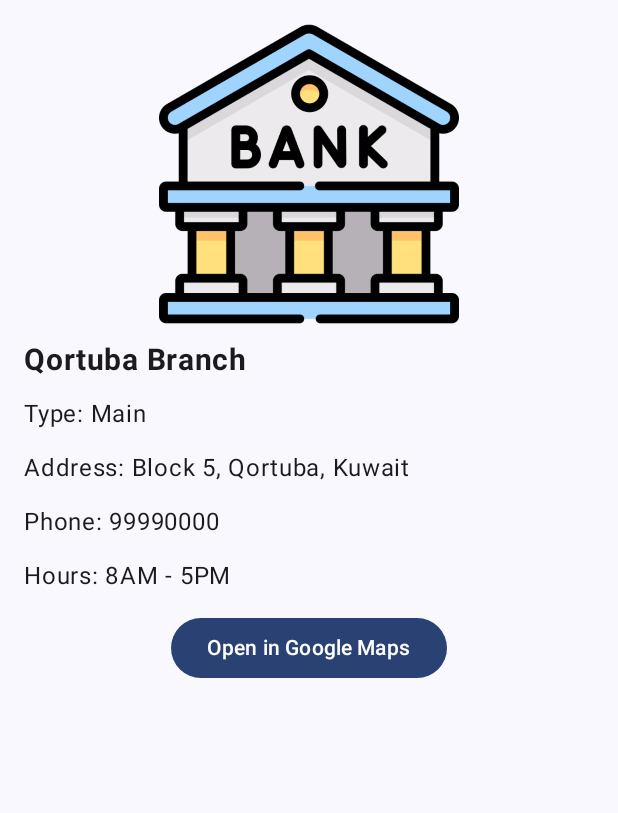
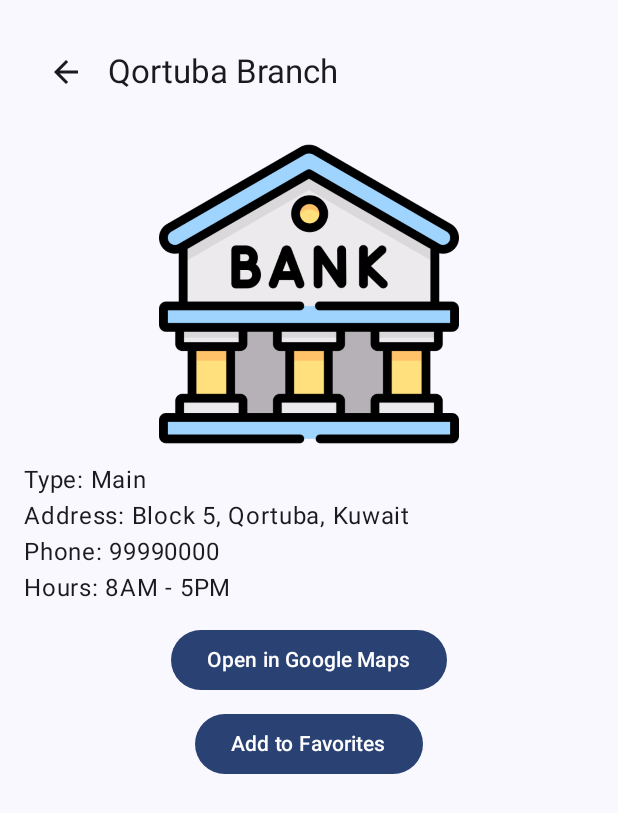
Before and after one commit to Njjoodd/MiniProject, an Android app built with Jetpack Compose: the screen it shows after launch (MainActivity), after a tap on "Qortuba Branch", on a phone screen of 412 x 824 dp. Shown: the top 813 px of the screen. Run offline under Robolectric (Android 15) with nearby library versions, the phone set to English and light mode, and no system bars.

Commit message:
As a User, When I press on a branch from the list I want to open the details of the branch AND As a user, I want to add one favorite branch

```diff
--- a/app/src/main/java/com/first/miniproject/MainActivity.kt
+++ b/app/src/main/java/com/first/miniproject/MainActivity.kt
@@ -1,6 +1,5 @@
 package com.first.miniproject
 
-import com.first.miniproject.ui.components.BranchesList
 import android.os.Bundle
 import androidx.activity.ComponentActivity
 import androidx.activity.compose.setContent
@@ -9,45 +8,26 @@ import androidx.compose.foundation.layout.fillMaxSize
 import androidx.compose.foundation.layout.padding
 import androidx.compose.material3.Scaffold
 import androidx.compose.ui.Modifier
-import com.first.miniproject.model.Branch
-import com.first.miniproject.model.BranchType
+import androidx.lifecycle.viewmodel.compose.viewModel
 import androidx.navigation.compose.NavHost
 import androidx.navigation.compose.composable
 import androidx.navigation.compose.rememberNavController
-import com.first.miniproject.ui.components.BranchCard
+import com.first.miniproject.model.Branch
+import com.first.miniproject.model.BranchType
+import com.first.miniproject.model.BranchViewModel
+import com.first.miniproject.ui.components.BranchesList
 import com.first.miniproject.ui.screens.BranchDetails
 import com.first.miniproject.ui.theme.MiniProjectTheme
-
 class MainActivity : ComponentActivity() {
     override fun onCreate(savedInstanceState: Bundle?) {
         super.onCreate(savedInstanceState)
         enableEdgeToEdge()
         setContent {
             MiniProjectTheme {
+                val viewModel: BranchViewModel = viewModel() // ✅ moved inside setContent
+                val navController = rememberNavController()
+
                 Scaffold(modifier = Modifier.fillMaxSize()) { innerPadding ->
-                    val dummyBranches = listOf(
-                        Branch(
-                            id = 1,
-                            name = "Qortuba Branch",
-                            type = BranchType.MAIN,
-                            address = "Block 5, Qortuba, Kuwait",
-                            phone = "99990000",
-                            hours = "8AM - 5PM",
-                            locationUrl = "https://maps.google.com"
-                        ),
-                        Branch(
-                            id = 2,
-                            name = "Bayan Branch",
-                            type = BranchType.ATM,
-                            address = "Block 2, Bayan",
-                            phone = "99900000",
-                            hours = "Open 24/7",
-                            locationUrl = "https://maps.google.com"
-                        )
-                    )
-
-                    val navController = rememberNavController()
-
                     NavHost(
                         navController = navController,
                         startDestination = "branchList",
@@ -55,7 +35,8 @@ class MainActivity : ComponentActivity() {
                     ) {
                         composable("branchList") {
                             BranchesList(
-                                branches = dummyBranches,
+                                branches = viewModel.branches, // ✅ using ViewModel
+                                viewModel = viewModel,
                                 onItemClicked = { branchId ->
                                     navController.navigate("branchDetails/$branchId")
                                 }
@@ -63,12 +44,10 @@ class MainActivity : ComponentActivity() {
                         }
 
                         composable("branchDetails/{branchId}") { backStackEntry ->
-                            val branchId =
-                                backStackEntry.arguments?.getString("branchId")?.toIntOrNull()
-                            val branch = dummyBranches.find { it.id == branchId }
-
+                            val branchId = backStackEntry.arguments?.getString("branchId")?.toIntOrNull()
+                            val branch = viewModel.getBranchById(branchId ?: -1) // ✅ ViewModel source
                             branch?.let {
-                                BranchDetails(branch = it)
+                                BranchDetails(branch = it, navController = navController, viewModel = viewModel)
                             }
                         }
                     }
--- /dev/null
+++ b/app/src/main/java/com/first/miniproject/model/BranchViewModel.kt
@@ -0,0 +1,52 @@
+package com.first.miniproject.model
+
+import androidx.compose.runtime.getValue
+import androidx.compose.runtime.mutableStateOf
+import androidx.compose.runtime.setValue
+import androidx.lifecycle.ViewModel
+import com.first.miniproject.model.Branch
+import com.first.miniproject.model.BranchType
+
+class BranchViewModel : ViewModel() {
+    var branches by mutableStateOf(
+        listOf(
+            Branch(
+                id = 1,
+                name = "Qortuba Branch",
+                type = BranchType.MAIN,
+                address = "Block 5, Qortuba, Kuwait",
+                phone = "99990000",
+                hours = "8AM - 5PM",
+                locationUrl = "https://maps.google.com"
+            ),
+            Branch(
+                id = 2,
+                name = "Bayan Branch",
+                type = BranchType.ATM,
+                address = "Block 2, Bayan",
+                phone = "99900000",
+                hours = "Open 24/7",
+                locationUrl = "https://maps.google.com"
+            )
+        )
+    )
+        private set
+
+    var favoriteBranchId by mutableStateOf<Int?>(null)
+
+        private set
+
+    fun setFavorite(branchId: Int) {
+        favoriteBranchId = if (favoriteBranchId == branchId) null else branchId
+    }
+
+    fun isFavorite(branchId: Int): Boolean {
+        return branchId == favoriteBranchId
+    }
+
+
+
+    fun getBranchById(id: Int): Branch? {
+        return branches.find { it.id == id }
+    }
+}
--- a/app/src/main/java/com/first/miniproject/ui/components/BranchCard.kt
+++ b/app/src/main/java/com/first/miniproject/ui/components/BranchCard.kt
@@ -16,7 +16,8 @@ import com.first.miniproject.model.Branch
 fun BranchCard(
     branch: Branch,
     modifier: Modifier = Modifier,
-    onClick: () -> Unit = {}
+    onClick: () -> Unit = {},
+    isFavorite: Boolean = false
 ) {
     Card(
         modifier = modifier
@@ -25,7 +26,7 @@ fun BranchCard(
             .padding(4.dp)
     ) {
         Column(modifier = Modifier.padding(16.dp)) {
-            Text(text = branch.name)
+            Text(text = if (isFavorite) "🌟 ${branch.name}" else branch.name)
             Text(text = branch.address)
         }
     }
--- a/app/src/main/java/com/first/miniproject/ui/components/BranchesList.kt
+++ b/app/src/main/java/com/first/miniproject/ui/components/BranchesList.kt
@@ -7,11 +7,14 @@ import androidx.compose.foundation.lazy.items
 import androidx.compose.runtime.Composable
 import androidx.compose.ui.Modifier
 import androidx.compose.ui.unit.dp
+import androidx.lifecycle.viewmodel.compose.viewModel
 import com.first.miniproject.model.Branch
+import com.first.miniproject.model.BranchViewModel
 
 @Composable
 fun BranchesList(
     branches: List<Branch>,
+    viewModel: BranchViewModel,
     modifier: Modifier = Modifier,
     onItemClicked: (Int) -> Unit = {}
 ) {
@@ -20,7 +23,9 @@ fun BranchesList(
         verticalArrangement = Arrangement.spacedBy(4.dp)
     ) {
         items(branches) { branch ->
-            BranchCard(branch = branch, onClick = { onItemClicked(branch.id) })
+            BranchCard(branch = branch, onClick = { onItemClicked(branch.id) },
+                isFavorite = viewModel.isFavorite(branch.id)
+            )
         }
     }
 }
--- a/app/src/main/java/com/first/miniproject/ui/screens/BranchDetails.kt
+++ b/app/src/main/java/com/first/miniproject/ui/screens/BranchDetails.kt
@@ -2,8 +2,11 @@ package com.first.miniproject.ui.screens
 
 import androidx.compose.foundation.Image
 import androidx.compose.foundation.layout.*
-import androidx.compose.material3.Button
-import androidx.compose.material3.Text
+import androidx.compose.foundation.rememberScrollState
+import androidx.compose.foundation.verticalScroll
+import androidx.compose.material.icons.Icons
+import androidx.compose.material.icons.filled.ArrowBack
+import androidx.compose.material3.*
 import androidx.compose.runtime.Composable
 import androidx.compose.ui.Alignment
 import androidx.compose.ui.Modifier
@@ -12,19 +15,34 @@ import androidx.compose.ui.res.painterResource
 import androidx.compose.ui.text.font.FontWeight
 import androidx.compose.ui.unit.dp
 import androidx.compose.ui.unit.sp
+import androidx.navigation.NavController
 import com.first.miniproject.R
 import com.first.miniproject.model.Branch
+import com.first.miniproject.model.BranchViewModel
 
+@OptIn(ExperimentalMaterial3Api::class)
 @Composable
-fun BranchDetails(branch: Branch, modifier: Modifier = Modifier) {
+fun BranchDetails(
+    branch: Branch, navController: NavController, viewModel: BranchViewModel, modifier: Modifier = Modifier
+) {
     val uriHandler = LocalUriHandler.current
 
     Column(
         modifier = modifier
             .padding(16.dp)
-            .fillMaxSize(),
-        verticalArrangement = Arrangement.spacedBy(12.dp)
+            .verticalScroll(rememberScrollState())
     ) {
+        TopAppBar(
+            title = { Text(branch.name) },
+            navigationIcon = {
+                IconButton(onClick = { navController.popBackStack() }) {
+                    Icon(imageVector = Icons.Default.ArrowBack, contentDescription = "Back")
+                }
+            }
+        )
+
+        Spacer(modifier = Modifier.height(16.dp))
+
         val image = branch.imageUri ?: R.drawable.placeholder_branch
 
         Image(
@@ -35,11 +53,13 @@ fun BranchDetails(branch: Branch, modifier: Modifier = Modifier) {
                 .height(200.dp)
         )
 
-        Text(text = branch.name, fontSize = 20.sp, fontWeight = FontWeight.Bold)
-        Text(text = "Type: ${branch.type.displayName}")
-        Text(text = "Address: ${branch.address}")
-        Text(text = "Phone: ${branch.phone}")
-        Text(text = "Hours: ${branch.hours}")
+        Spacer(modifier = Modifier.height(12.dp))
+        Text(text = "Type: ${branch.type.displayName}", fontSize = 16.sp)
+        Text(text = "Address: ${branch.address}", fontSize = 16.sp)
+        Text(text = "Phone: ${branch.phone}", fontSize = 16.sp)
+        Text(text = "Hours: ${branch.hours}", fontSize = 16.sp)
+
+        Spacer(modifier = Modifier.height(12.dp))
 
         Button(
             onClick = { uriHandler.openUri(branch.locationUrl) },
@@ -47,5 +67,16 @@ fun BranchDetails(branch: Branch, modifier: Modifier = Modifier) {
         ) {
             Text("Open in Google Maps")
         }
+
+        Spacer(modifier = Modifier.height(8.dp))
+
+        Button(
+            onClick = { viewModel.setFavorite(branch.id)},
+                    modifier = Modifier.align(Alignment.CenterHorizontally)
+        ) {
+            Text(
+                text = if (viewModel.isFavorite(branch.id)) "Remove Favorite 🌟" else "Add to Favorites"
+            )
+        }
     }
-}
+    }
```
